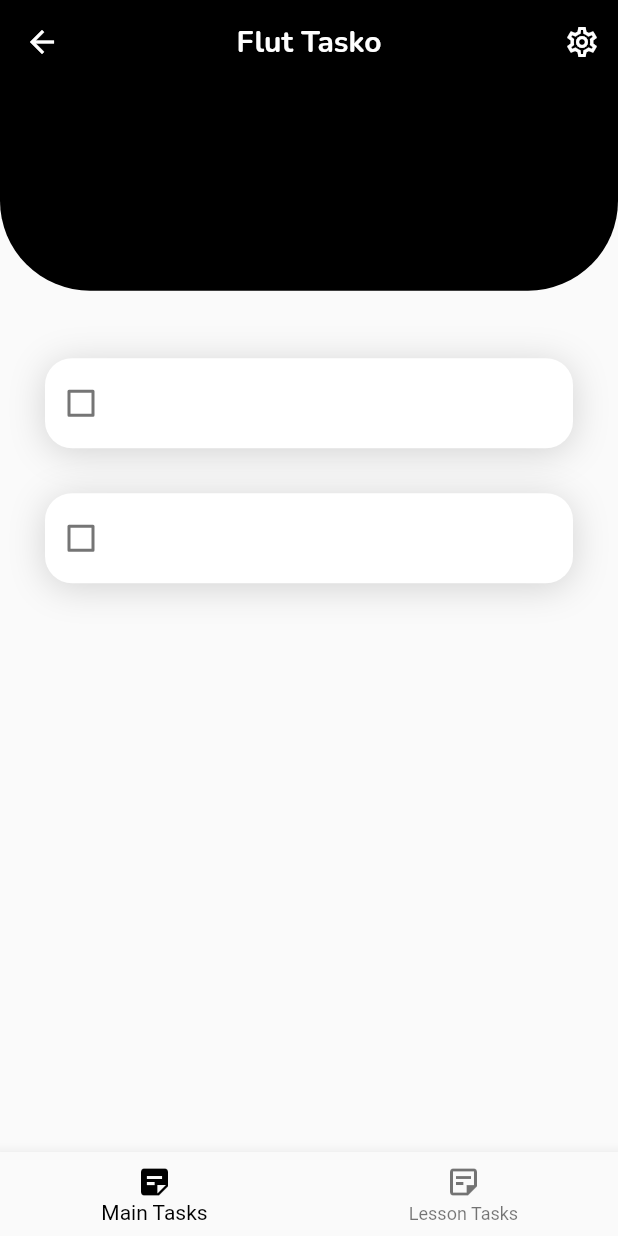
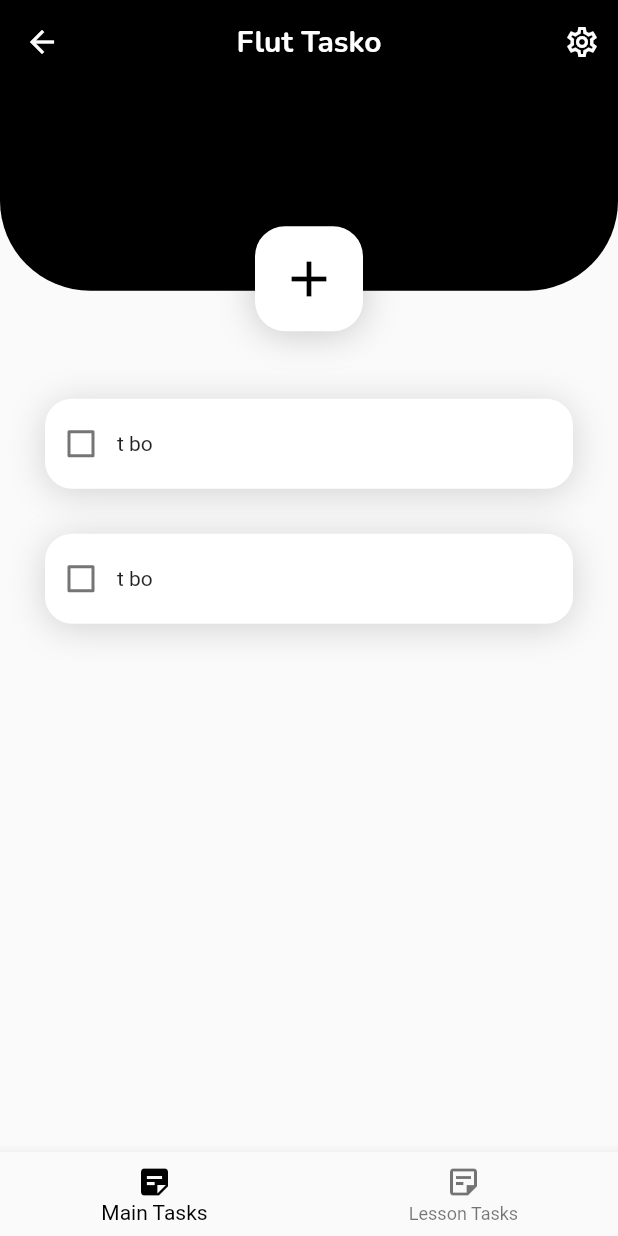
Before and after one commit to 5CYTH3/tasko_rem, a Flutter app: the screen it shows after launch, on a phone screen of 412 x 824 dp. Run offline on Flutter 3.47's test engine with Material 2 defaults, Android fonts, the phone set to English and light mode, and no system bars; our stand-ins replace google_fonts.

Commit message:
Trying to add a powerful list system

```diff
--- a/lib/components/Body.dart
+++ b/lib/components/Body.dart
@@ -1,4 +1,5 @@
 import 'package:flutter/material.dart';
+import 'package:google_fonts/google_fonts.dart';
 import 'package:tasko_rem/components/task_preview.dart';
 
 class Body extends StatelessWidget {
@@ -8,7 +9,7 @@ class Body extends StatelessWidget {
 		return Column(
 			children: <Widget>[
 				Container(
-					height: size.height * 0.2 - 27,
+					height: size.height * 0.2,
 					child: Stack(
 						children: <Widget>[
 							Container(
@@ -20,6 +21,32 @@ class Body extends StatelessWidget {
 										bottomRight: Radius.circular(60)
 									),
 								),
+              ),
+              Positioned(
+                bottom: 0,
+                left: 0,
+                right: 0,
+                child: Container(
+                  height: 70,
+                  margin: EdgeInsets.symmetric(horizontal: 170),
+                  decoration: BoxDecoration(
+                    color: Colors.white,
+                    borderRadius: BorderRadius.circular(20.0),
+                    boxShadow: [BoxShadow(
+                     offset: Offset(0, 2),
+                     blurRadius: 20,
+                     color: Colors.black.withOpacity(0.2)
+                    )]
+                  ),
+                  child: Center(
+                    child: IconButton(
+                      icon: Icon(Icons.add),
+                      color: Colors.black,
+                      iconSize: 40,
+                      onPressed: () => createAlertDialog(context),
+                    ),
+                  ),
+                ),
               ),
 						]
 					),
@@ -39,9 +66,36 @@ class Body extends StatelessWidget {
 		);
 	}
 
-  void appendNewTask() {
+  TextEditingController customController = TextEditingController();
 
+  createAlertDialog(BuildContext context) {
+    return showDialog(context: context, builder: (context) {
+      return AlertDialog(
+        title: Text('Please enter your task : '),
+        content: TextField(
+          controller: customController
+        ),
+        actions: <Widget>[
+          MaterialButton(
+            onPressed: () {
+              Navigator.of(context).pop(customController.text.toString());
+            },
+            color: Colors.black,
+            textColor: Colors.white,
+            elevation: 5.0,
+            child: Text('Create it !'),
+          )
+        ]
+      );
+    });
+  }
+}
 
-  }
-
-}
+/*
+child: IconButton(
+  icon: Icon(Icons.add),
+  iconSize: 25,
+  color: Colors.white,
+  onPressed: null
+),
+*/
--- a/lib/components/task_preview.dart
+++ b/lib/components/task_preview.dart
@@ -3,7 +3,7 @@ import 'package:flutter/material.dart';
 const IconBlank = Icon(Icons.check_box_outline_blank);
 const IconChecked = Icon(Icons.check_box);
 
-String todoPreviewText = '';
+String todoPreviewText = 't bo';
 String todoUserInput = '';
 
 class TaskPreview extends StatelessWidget {
```
